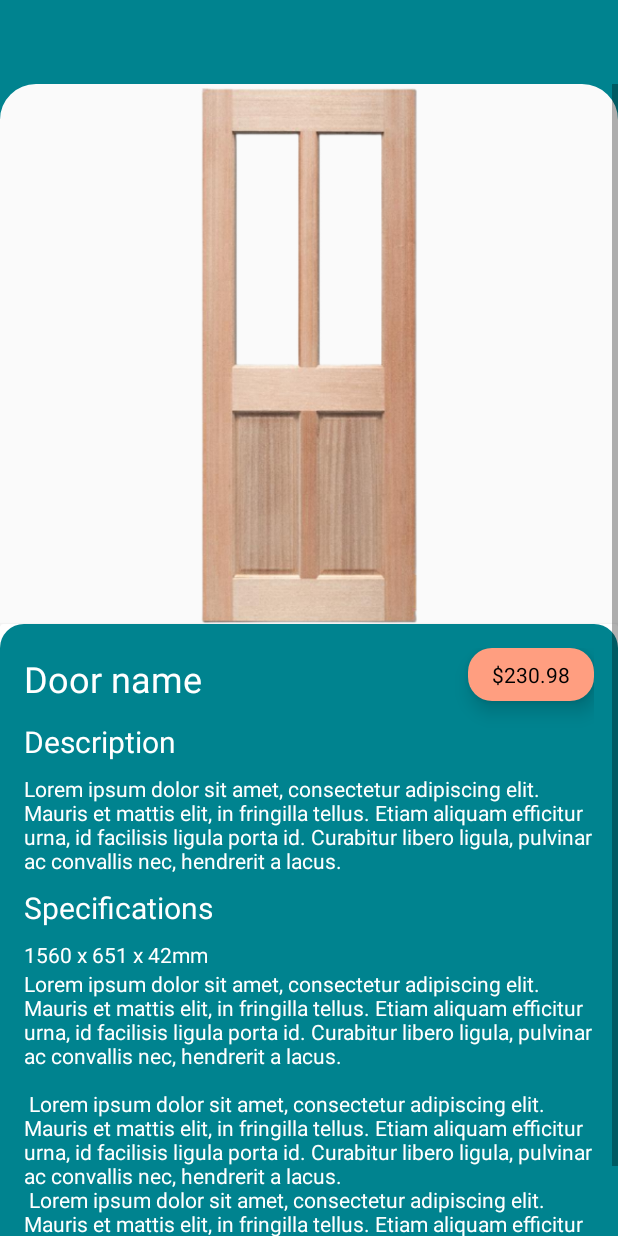
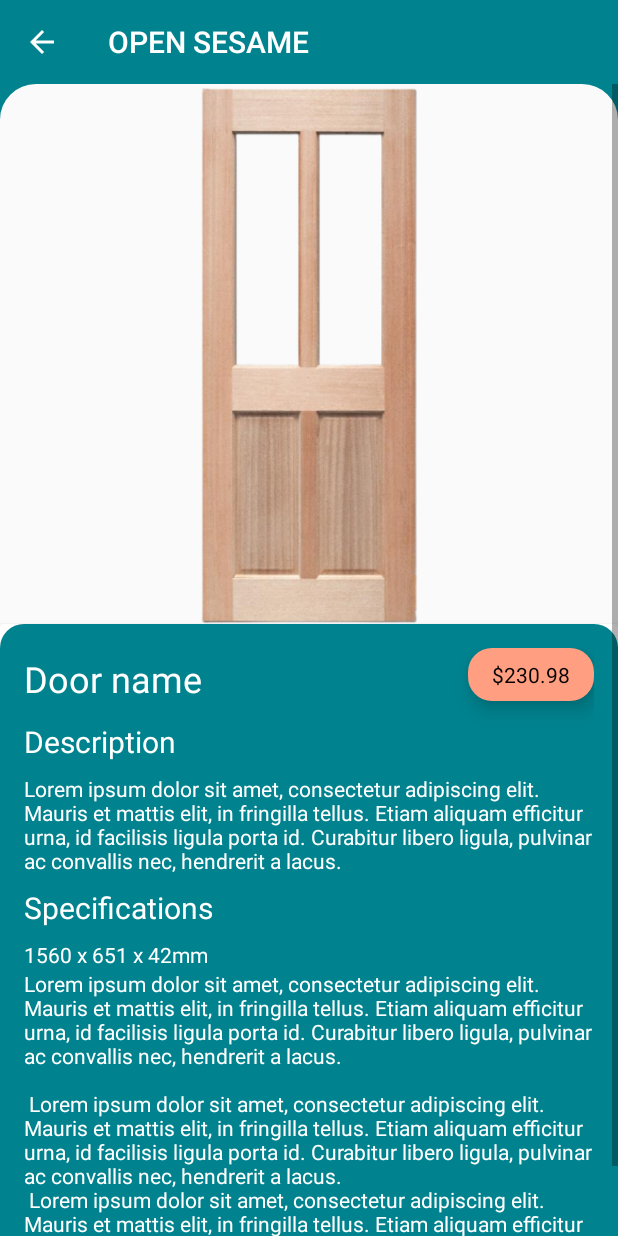
Before and after one commit to NivranshuB/Open-Sesame, an Android app: the DetailsActivity screen opened directly, with no data from a screen before it, on a phone screen of 412 x 824 dp. Run offline under Robolectric (Android 15) with nearby library versions, the phone set to English and light mode, and no system bars.

Commit message:
feat added back button for list and details list and details activities have back arrow icon added to toolbar

```diff
--- a/app/src/main/AndroidManifest.xml
+++ b/app/src/main/AndroidManifest.xml
@@ -11,7 +11,6 @@
         android:theme="@style/Theme.AppCompat.Light.NoActionBar">
         <activity
             android:name=".DetailsActivity"
-            android:label="&lt; BACK"
             android:exported="true" />
         <activity
             android:name=".ListActivity"
--- a/app/src/main/java/com/example/listapp/DetailsActivity.java
+++ b/app/src/main/java/com/example/listapp/DetailsActivity.java
@@ -1,6 +1,7 @@
 package com.example.listapp;
 
 import androidx.appcompat.app.AppCompatActivity;
+import androidx.appcompat.widget.Toolbar;
 
 import android.os.Bundle;
 
@@ -10,5 +11,9 @@ public class DetailsActivity extends AppCompatActivity {
     protected void onCreate(Bundle savedInstanceState) {
         super.onCreate(savedInstanceState);
         setContentView(R.layout.activity_details);
+
+        Toolbar toolbar = (Toolbar) findViewById(R.id.custom_toolbar_details);
+        setSupportActionBar(toolbar);
+
     }
 }
--- /dev/null
+++ b/app/src/main/res/drawable/ic_baseline_arrow_back_24.xml
@@ -0,0 +1,5 @@
+<vector android:height="24dp" android:tint="#FFFFFF"
+    android:viewportHeight="24" android:viewportWidth="24"
+    android:width="24dp" xmlns:android="http://schemas.android.com/apk/res/android">
+    <path android:fillColor="@android:color/white" android:pathData="M20,11H7.83l5.59,-5.59L12,4l-8,8 8,8 1.41,-1.41L7.83,13H20v-2z"/>
+</vector>
--- a/app/src/main/res/layout/activity_details.xml
+++ b/app/src/main/res/layout/activity_details.xml
@@ -7,7 +7,7 @@
     tools:context=".DetailsActivity">
 
     <androidx.appcompat.widget.Toolbar
-        android:id="@+id/custom_toolbar"
+        android:id="@+id/custom_toolbar_details"
         style="@style/CustomToolBarStyle"
         android:layout_width="match_parent"
         android:layout_height="wrap_content" />
--- a/app/src/main/res/layout/activity_main.xml
+++ b/app/src/main/res/layout/activity_main.xml
@@ -9,7 +9,7 @@
 
     <androidx.appcompat.widget.Toolbar
         android:id="@+id/custom_toolbar"
-        style="@style/CustomToolBarStyle"
+        style="@style/CustomMainToolBarStyle"
         android:layout_width="match_parent"
         android:layout_height="wrap_content" />
 
--- a/app/src/main/res/values/themes.xml
+++ b/app/src/main/res/values/themes.xml
@@ -1,26 +1,29 @@
 <resources xmlns:tools="http://schemas.android.com/tools">
     <!-- Base application theme. -->
-    <style name="Theme.ListApp" parent="Theme.MaterialComponents.DayNight.DarkActionBar">
+    <style name="Theme.ListApp" parent="Theme.AppCompat.Light.NoActionBar">
         <!-- Primary brand color. -->
         <item name="colorPrimary">@color/colorPrimary</item>
         <item name="colorPrimaryVariant">@color/colorPrimary</item>
         <item name="colorOnPrimary">@color/white</item>
         <item name="toolbarStyle">@style/CustomToolBarStyle</item>
+
+        <item name="android:statusBarColor">@color/white</item>
         <!-- Secondary brand color. -->
         <item name="colorSecondary">@color/teal_200</item>
         <item name="colorSecondaryVariant">@color/teal_700</item>
         <item name="colorOnSecondary">@color/black</item>
-        <!-- Status bar color. -->
-        <item name="android:statusBarColor" tools:targetApi="l">?attr/colorPrimaryVariant</item>
         <!-- Customize your theme here. -->
     </style>
 
-    <style name="CustomToolBarStyle">
-        <item name="android:theme">@style/Theme.AppCompat.Light.NoActionBar</item>
+    <style name="CustomToolBarStyle" parent="CustomMainToolBarStyle">
+        <item name="navigationIcon">@drawable/ic_baseline_arrow_back_24</item>
+    </style>
+
+    <style name="CustomMainToolBarStyle">
         <item name="titleTextColor">@color/white</item>
         <item name="android:background">@color/colorPrimary</item>
         <item name="popupTheme">@style/ThemeOverlay.AppCompat.Light</item>
-        <item name="elevation">4dp</item>
+        <item name="elevation">8dp</item>
     </style>
 
     <style name="CategoryCardView" parent="CardView">
```
Also changed, not shown: app/src/main/res/drawable-hdpi/logo.png (added).
